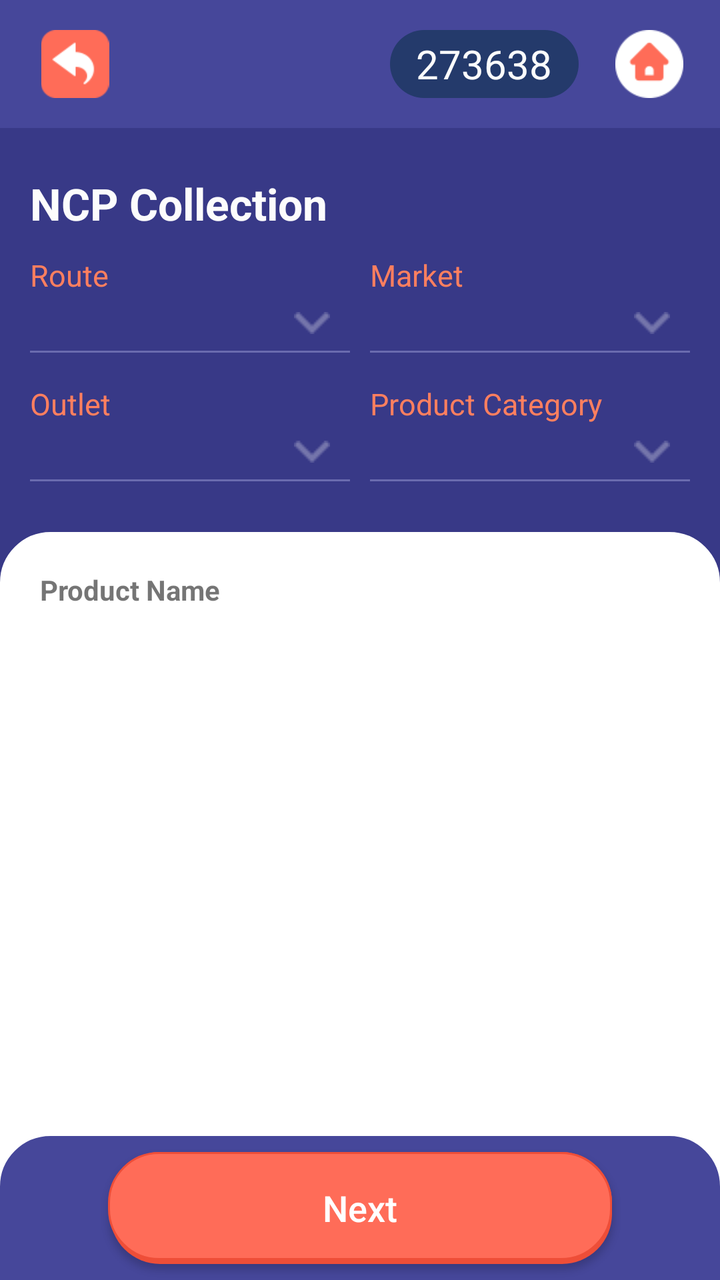
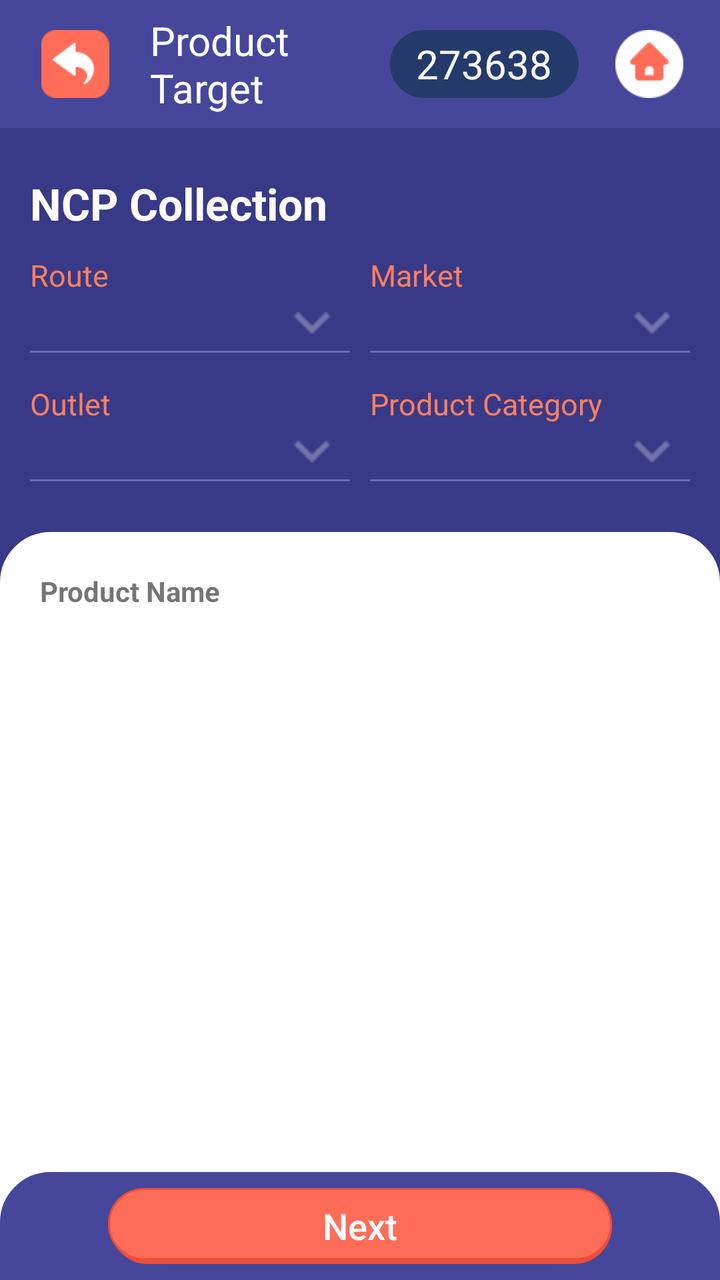

Two renders of the same Android screen: before a commit and after it. Below are the layout's source before the change and the commit's diff.
<!-- AndroidManifest.xml: application theme AppTheme -->
<!-- res/layout/activity_ncp_product_collection.xml -->
<?xml version="1.0" encoding="utf-8"?>
<LinearLayout xmlns:android="http://schemas.android.com/apk/res/android"
    xmlns:app="http://schemas.android.com/apk/res-auto"
    xmlns:tools="http://schemas.android.com/tools"
    android:layout_width="match_parent"
    android:layout_height="match_parent"
    android:weightSum="4"
    android:orientation="vertical"
    android:background="@color/new_outlet"
    tools:context=".NcpProductCollection">
    <LinearLayout
        android:layout_width="match_parent"
        android:layout_height="0dp"
        android:background="@color/secondary_color"
        android:weightSum="2"
        android:orientation="horizontal"
        android:layout_weight="0.4">
        <LinearLayout
            android:layout_width="0dp"
            android:layout_height="match_parent"
            android:weightSum="1"
            android:orientation="horizontal"
            android:gravity="left"
            android:layout_weight="1">
            <ImageView
                android:id="@+id/back"
                android:layout_width="0dp"
                android:layout_height="match_parent"
                android:layout_weight="0.3"
                android:src="@drawable/backicon"
                android:layout_margin="15dp"></ImageView>

        </LinearLayout>
        <LinearLayout
            android:layout_width="0dp"
            android:layout_height="match_parent"
            android:weightSum="1"
            android:gravity="right"
            android:orientation="horizontal"
            android:layout_weight="1">
            <TextView
                android:id="@+id/user_txt_view"
                android:layout_width="0dp"
                android:layout_height="match_parent"
                android:layout_weight="0.7"
                android:layout_marginTop="15dp"
                android:layout_marginBottom="15dp"
                android:layout_marginLeft="15dp"
                android:background="@drawable/login_id_bg_shade"
                android:text="273638"
                android:autoSizeTextType="uniform"
                android:autoSizeMinTextSize="12sp"
                android:autoSizeMaxTextSize="20sp"
                android:autoSizeStepGranularity="2sp"
                android:textColor="@color/background_white"
                android:textAlignment="center"
                android:gravity="center"></TextView>
            <ImageView
                android:id="@+id/home"
                android:layout_width="0dp"
                android:layout_height="match_parent"
                android:layout_weight="0.3"
                android:src="@drawable/home"
                android:layout_margin="15dp">

            </ImageView>


        </LinearLayout>

    </LinearLayout>
    /*toolbar = 0.4 now main layout = 3.6*/

    //mail layout = 3.6
    <LinearLayout
        android:layout_width="match_parent"
        android:layout_height="0dp"
        android:layout_weight="3.6"
        android:weightSum="4"
        android:orientation="vertical">
        // 1.3
        <LinearLayout
            android:layout_width="match_parent"
            android:layout_height="0dp"
            android:layout_weight="1.3"
            android:layout_marginTop="12dp"
            android:layout_marginLeft="15dp"
            android:layout_marginRight="15dp"
            android:layout_marginBottom="10dp"
            android:orientation="vertical"
            android:weightSum="1.4"
            >
            //0.4
            <TextView
                android:layout_width="match_parent"
                android:layout_height="0dp"
                android:layout_weight="0.4"
                android:text="NCP Collection"
                android:textStyle="bold"
                android:textColor="@color/background_white"
                android:textSize="22sp"
                android:gravity="left|center"
                >

            </TextView>
            //0.5
            <LinearLayout
                android:layout_width="match_parent"
                android:layout_height="0dp"
                android:layout_weight="0.5"
                android:orientation="horizontal"
                android:weightSum="2">
                <LinearLayout
                    android:layout_width="0dp"
                    android:layout_height="match_parent"
                    android:layout_weight="1"
                    android:orientation="vertical"
                    android:layout_marginRight="5dp"
                    android:weightSum="2">
                    <TextView
                        android:layout_width="match_parent"
                        android:layout_height="wrap_content"

                        android:text="Route"
                        android:textSize="15sp"
                        android:textColor="@color/text_color_hint">

                    </TextView>
                    <Spinner
                        android:id="@+id/route_spinner"
                        android:layout_width="match_parent"
                        android:layout_height="0dp"
                        android:layout_weight="1.3"
                        android:background="@drawable/spinner2"
                        android:theme="@style/MatchSpinnerTheme"
                        >
                    </Spinner>
                    <TextView

                        android:layout_width="match_parent"
                        android:layout_height="1dp"
                        android:background="@color/spinner_line"
                        android:alpha="50"></TextView>

                </LinearLayout>
                <LinearLayout
                    android:layout_width="0dp"
                    android:layout_height="match_parent"
                    android:layout_weight="1"
                    android:orientation="vertical"
                    android:layout_marginLeft="5dp"
                    android:weightSum="2">
                    <TextView
                        android:layout_width="match_parent"
                        android:layout_height="wrap_content"

                        android:text="Market"
                        android:textSize="15sp"
                        android:textColor="@color/text_color_hint">

                    </TextView>
                    <Spinner
                        android:id="@+id/market_spinner"
                        android:layout_width="match_parent"
                        android:layout_height="0dp"
                        android:layout_weight="1.3"
                        android:background="@drawable/spinner2"
                        android:theme="@style/MatchSpinnerTheme"
                        >
                    </Spinner>
                    <TextView

                        android:layout_width="match_parent"
                        android:layout_height="1dp"
                        android:background="@color/spinner_line"
                        android:alpha="50"></TextView>

                </LinearLayout>





            </LinearLayout>
            //0.5
            <LinearLayout
                android:layout_width="match_parent"
                android:layout_height="0dp"
                android:layout_weight="0.5"
                android:orientation="horizontal"
                android:weightSum="2">
                <LinearLayout
                    android:layout_width="0dp"
                    android:layout_height="match_parent"
                    android:layout_weight="1"
                    android:orientation="vertical"
                    android:layout_marginRight="5dp"
                    android:weightSum="2">
                    <TextView
                        android:layout_width="match_parent"
                        android:layout_height="wrap_content"

                        android:text="Outlet"
                        android:textSize="15sp"
                        android:textColor="@color/text_color_hint">

                    </TextView>
                    <Spinner
                        android:id="@+id/outlet_spinner"
                        android:layout_width="match_parent"
                        android:layout_height="0dp"
                        android:layout_weight="1.3"
                        android:background="@drawable/spinner2"
                        android:theme="@style/MatchSpinnerTheme"
                        >
                    </Spinner>
                    <TextView

                        android:layout_width="match_parent"
                        android:layout_height="1dp"
                        android:background="@color/spinner_line"
                        android:alpha="50"></TextView>

                </LinearLayout>
                <LinearLayout
                    android:layout_width="0dp"
                    android:layout_height="match_parent"
                    android:layout_weight="1"
                    android:orientation="vertical"
                    android:layout_marginLeft="5dp"
                    android:weightSum="2">
                    <TextView
                        android:layout_width="match_parent"
                        android:layout_height="wrap_content"

                        android:text="Product Category"
                        android:textSize="15sp"
                        android:textColor="@color/text_color_hint">

                    </TextView>
                    <Spinner
                        android:id="@+id/product_category_spinner"
                        android:layout_width="match_parent"
                        android:layout_height="0dp"
                        android:layout_weight="1.3"
                        android:background="@drawable/spinner2"
                        android:theme="@style/MatchSpinnerTheme"
                        >
                    </Spinner>
                    <TextView

                        android:layout_width="match_parent"
                        android:layout_height="1dp"
                        android:background="@color/spinner_line"
                        android:alpha="50"></TextView>

                </LinearLayout>





            </LinearLayout>



        </LinearLayout>



        //white form cardview =2.7
        <LinearLayout
            android:layout_width="match_parent"
            android:layout_height="0dp"
            android:layout_weight="2.7"
            android:weightSum="4"
            android:orientation="vertical"
            android:background="@drawable/top_corner_bg"


            >
            <LinearLayout
                android:layout_width="match_parent"
                android:layout_height="0dp"
                android:layout_weight="3.2"
                android:weightSum="5"
                android:orientation="vertical"
                android:layout_marginTop="15dp"
                android:layout_marginRight="20dp"
                android:layout_marginLeft="20dp">
                <LinearLayout
                    android:layout_width="match_parent"
                    android:layout_height="0dp"
                    android:layout_weight="0.5"
                    android:weightSum="5"
                    android:orientation="horizontal">
                    <TextView
                        android:layout_width="0dp"
                        android:layout_height="match_parent"
                        android:layout_weight="4"
                        android:gravity="left|center"
                        android:textAlignment="gravity"
                        android:textStyle="bold"
                        android:autoSizeTextType="uniform"
                        android:autoSizeMinTextSize="10sp"
                        android:autoSizeMaxTextSize="15sp"
                        android:autoSizeStepGranularity="2sp"
                        android:text="Product Name"

                        >

                    </TextView>


                </LinearLayout>
                <androidx.recyclerview.widget.RecyclerView
                    android:id="@+id/ncp_collection_rec"
                    android:layout_width="match_parent"
                    android:layout_height="0dp"
                    android:layout_weight="4.5"
                    android:layout_marginTop="10dp"
                    >

                </androidx.recyclerview.widget.RecyclerView>


            </LinearLayout>
            <LinearLayout
                android:layout_width="match_parent"
                android:layout_height="0dp"
                android:background="@drawable/fade_blue_top_curve_bg"
                android:weightSum="1"
                android:gravity="center"
                android:layout_gravity="center"
                android:orientation="horizontal"
                android:layout_weight=".8">

                <Button
                    android:layout_width="0dp"
                    android:layout_height="match_parent"
                    android:gravity="center"
                    android:layout_weight="0.7"
                    android:layout_gravity="center"
                    android:layout_marginTop="8dp"
                    android:layout_marginBottom="8dp"
                    android:text="Next"
                    android:textSize="18dp"
                    android:textColor="@color/white"
                    android:textAllCaps="false"
                    android:background="@drawable/button_shadow">

                </Button>

            </LinearLayout>




        </LinearLayout>


    </LinearLayout>




</LinearLayout>
<!-- resources referenced by this layout -->
<resources>
  <color name="background_white">#FCFCFC</color>
  <color name="new_outlet">#383987</color>
  <color name="secondary_color">#46479A</color>
  <color name="spinner_line">#6a6baf</color>
  <color name="text_color_hint">#FF7F5F</color>
  <color name="white">#FFFFFF</color>
  <!-- drawable fade_blue_top_curve_bg (drawable) -->
  <?xml version="1.0" encoding="utf-8"?>
  <shape xmlns:android="http://schemas.android.com/apk/res/android"
      android:shape="rectangle">
      <corners
          android:bottomLeftRadius="0dp"
          android:bottomRightRadius="0dp"
          android:topLeftRadius="25dp"
          android:topRightRadius="25dp" />
      <padding
          android:bottom="0dp"
          android:left="0dp"
          android:right="0dp"
          android:top="0dp" />
      <stroke
          android:width="0.5dp"
          android:color="@color/secondary_color" />
      <solid android:color="@color/secondary_color" />
  </shape>
  <!-- drawable login_id_bg_shade (drawable) -->
  <?xml version="1.0" encoding="utf-8"?>
  <shape xmlns:android="http://schemas.android.com/apk/res/android"
      android:shape="rectangle" >
  
      <corners
          android:bottomLeftRadius="30dp"
          android:bottomRightRadius="30dp"
          android:radius="60dp"
          android:topLeftRadius="30dp"
          android:topRightRadius="30dp" />
  
      <solid android:color="@color/in" />
  
      <padding
          android:bottom="0dp"
          android:left="0dp"
          android:right="0dp"
          android:top="0dp" />
  
      <size
          android:height="30dp"
          android:width="130dp" />
  
  </shape>
  <!-- drawable spinner2 (drawable) -->
  <?xml version="1.0" encoding="utf-8"?>
  <selector xmlns:android="http://schemas.android.com/apk/res/android">
  
      <item android:width="0dp" android:height="0dp">
  
          <layer-list>
  
              <item>
                  <shape android:shape="rectangle">
                      <corners android:radius="4dp" />
  
  
                      <solid android:color="@android:color/transparent" />
  
                      
                  </shape>
              </item>
  
              <item android:right="10dp">
  
                  <bitmap android:width="10dp" android:height="10dp" android:gravity="center_vertical|right" android:src="@drawable/arrowspin" android:tint="@color/white" />
  
              </item>
  
  
          </layer-list>
  
      </item>
  
  </selector>
  <!-- drawable top_corner_bg (drawable) -->
  <?xml version="1.0" encoding="utf-8"?>
  <shape xmlns:android="http://schemas.android.com/apk/res/android"
      android:shape="rectangle">
      <corners
          android:bottomLeftRadius="0dp"
          android:bottomRightRadius="0dp"
          android:topLeftRadius="25dp"
          android:topRightRadius="25dp" />
      <padding
          android:bottom="0dp"
          android:left="0dp"
          android:right="0dp"
          android:top="0dp" />
      <stroke
          android:width="0.5dp"
          android:color="#ffff" />
      <solid android:color="#ffffff" />
  </shape>
  <style name="MatchSpinnerTheme" parent="AppTheme">
          <item name="android:dropDownListViewStyle">@style/MatchSpinnerStyle</item>
      </style>
  <style name="AppTheme" parent="Theme.AppCompat.Light.NoActionBar">
          
          <item name="colorPrimary">@color/colorPrimary</item>
          <item name="colorPrimaryDark">@color/colorPrimaryDark</item>
          <item name="colorAccent">@color/colorAccent</item>
      </style>
  <color name="in">#243A6B</color>
  <style name="MatchSpinnerStyle" parent="android:style/Widget.ListView.DropDown">
          <item name="android:divider">#9293a3</item>
          <item name="android:dividerHeight">1dp</item>
      </style>
  <color name="colorPrimary">#383A87</color>
  <color name="colorPrimaryDark">#383A87</color>
  <color name="colorAccent">#D81B60</color>
  <!-- unchanged entries left out for length: 4 -->
</resources>

<!-- the commit's change to res/layout/activity_ncp_product_collection.xml (unified diff, before → after) -->
@@ -29,6 +29,20 @@
                 android:layout_weight="0.3"
                 android:src="@drawable/backicon"
                 android:layout_margin="15dp"></ImageView>
+            <TextView
+                android:id="@+id/title_tv"
+                android:layout_width="0dp"
+                android:layout_height="match_parent"
+                android:layout_weight="0.7"
+                android:gravity="center|left"
+                android:textColor="@color/white"
+                android:autoSizeTextType="uniform"
+                android:autoSizeMinTextSize="12sp"
+                android:autoSizeMaxTextSize="20sp"
+                android:autoSizeStepGranularity="2sp"
+                android:text="Product Target">
+
+            </TextView>
 
         </LinearLayout>
         <LinearLayout
@@ -282,7 +296,7 @@
             <LinearLayout
                 android:layout_width="match_parent"
                 android:layout_height="0dp"
-                android:layout_weight="3.2"
+                android:layout_weight="3.4"
                 android:weightSum="5"
                 android:orientation="vertical"
                 android:layout_marginTop="15dp"
@@ -333,9 +347,10 @@
                 android:gravity="center"
                 android:layout_gravity="center"
                 android:orientation="horizontal"
-                android:layout_weight=".8">
+                android:layout_weight=".6">
 
                 <Button
+                    android:id="@+id/nextBtn"
                     android:layout_width="0dp"
                     android:layout_height="match_parent"
                     android:gravity="center"
